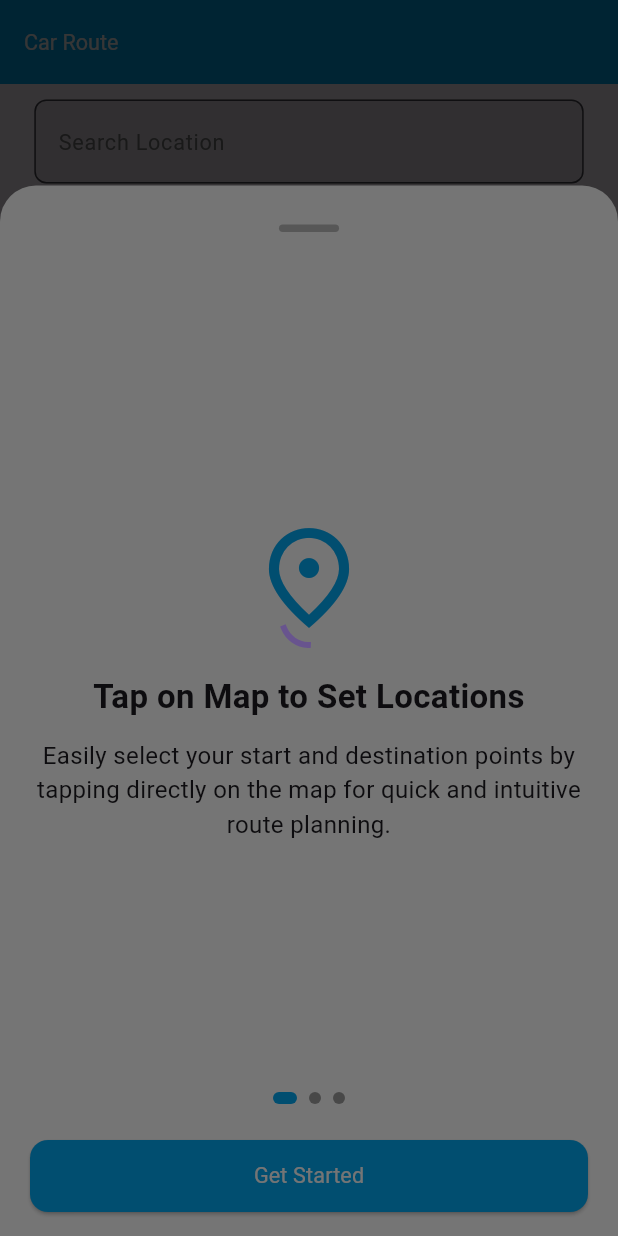
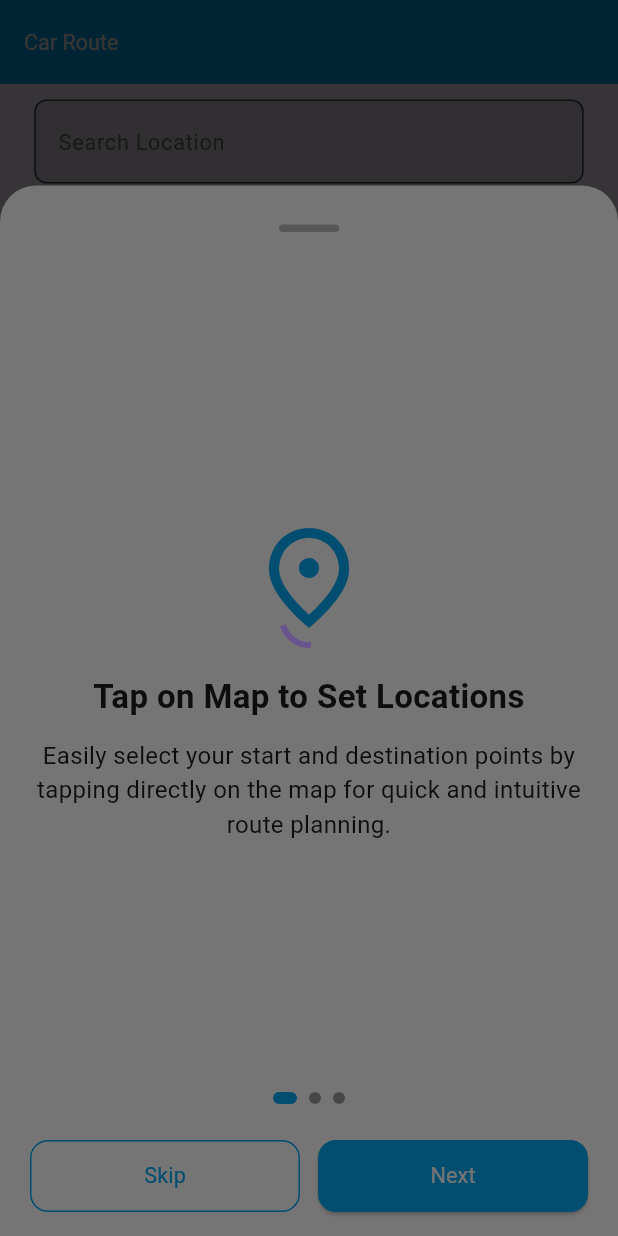
Before and after one commit to RafidKhan/car_route, a Flutter app: the screen it shows after launch, on a phone screen of 412 x 824 dp. Run offline on Flutter 3.47's test engine with Material 3 defaults, Android fonts, the phone set to English and light mode, and no system bars; our stand-ins replace flutter_riverpod, flutter_screenutil, geocoding, location, permission_handler; missing offline and left inert: flutter_osm_plugin.

```diff
--- a/lib/modules/home_page/view/components/feature_intro_screen.dart
+++ b/lib/modules/home_page/view/components/feature_intro_screen.dart
@@ -106,10 +106,38 @@ class _FeatureIntroSheetState extends State<FeatureIntroSheet> {
             ),
           ),
           const SizedBox(height: 24),
-          ElevatedButton(
+          Row(
+            children: [
+              Expanded(
+                child: OutlinedButton(
                   onPressed: () {
-              // Dismiss intro and maybe set shared pref
-              Navigator.pop(context);
+                    Navigator.pop(context); // Skip
+                  },
+                  style: OutlinedButton.styleFrom(
+                    minimumSize: const Size.fromHeight(48),
+                    side: const BorderSide(color: Colors.lightBlue),
+                    shape: RoundedRectangleBorder(
+                      borderRadius: BorderRadius.circular(12),
+                    ),
+                  ),
+                  child: const GlobalText(
+                    "Skip",
+                    color: Colors.lightBlue,
+                  ),
+                ),
+              ),
+              const SizedBox(width: 12),
+              Expanded(
+                child: ElevatedButton(
+                  onPressed: () {
+                    if (currentPage == features.length - 1) {
+                      Navigator.pop(context); // Last page: close
+                    } else {
+                      _controller.nextPage(
+                        duration: const Duration(milliseconds: 300),
+                        curve: Curves.easeInOut,
+                      );
+                    }
                   },
                   style: ElevatedButton.styleFrom(
                     minimumSize: const Size.fromHeight(48),
@@ -118,10 +146,13 @@ class _FeatureIntroSheetState extends State<FeatureIntroSheet> {
                       borderRadius: BorderRadius.circular(12),
                     ),
                   ),
-            child: const GlobalText(
-              "Get Started",
+                  child: GlobalText(
+                    currentPage == features.length - 1 ? "Finish" : "Next",
                     color: Colors.white,
                   ),
+                ),
+              ),
+            ],
           ),
         ],
       ),
```
Also changed, not shown: lib/modules/home_page/controller/home_controller.dart (+12 -13 lines). Lines whose indentation alone changed are shown as unchanged.
